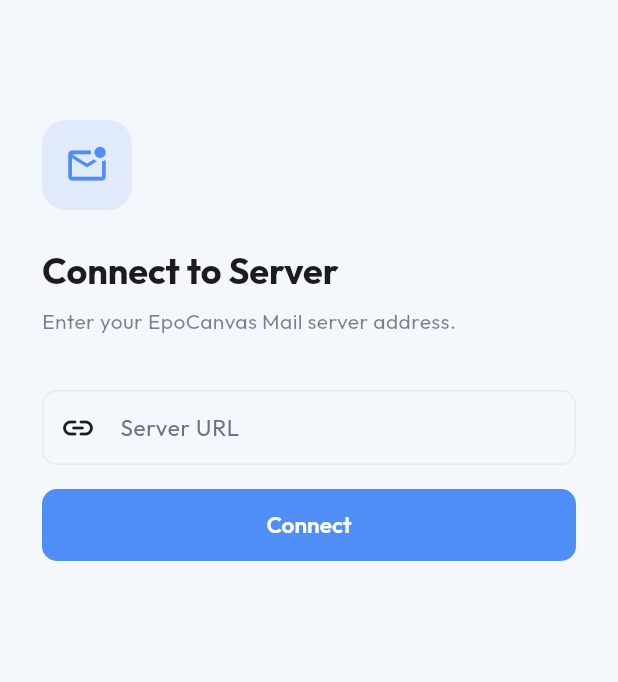
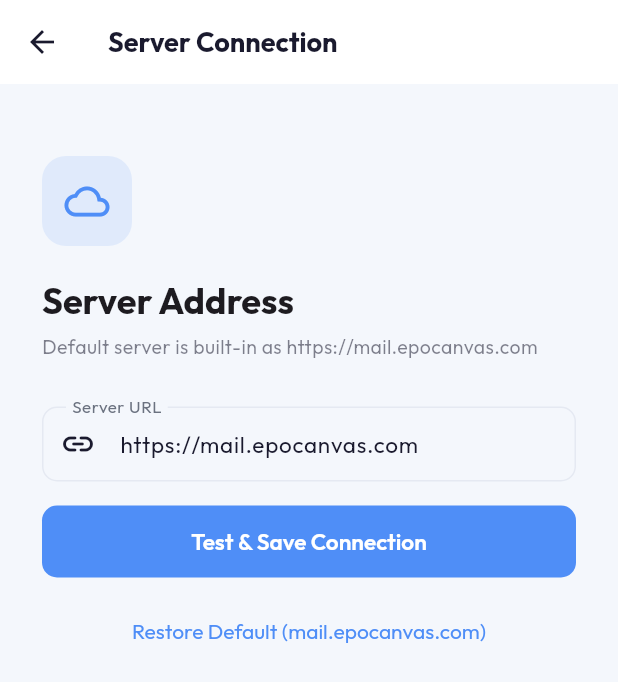
Before and after one commit to shijianus/epomail-android, a Flutter app: the ServerScreen screen opened directly, on a phone screen of 412 x 824 dp. Shown: the top 682 px of the screen. Run offline on Flutter 3.47's test engine with Material 3 defaults, Android fonts, the phone set to English and light mode, and no system bars; our stand-ins replace dio, flutter_html, google_fonts, shared_preferences; accounts and stored records are empty; network calls fail.

Commit message:
fix(api): hardcode default server https://mail.epocanvas.com and fix /api path resolution in ApiClient

```diff
--- a/lib/providers/auth_provider.dart
+++ b/lib/providers/auth_provider.dart
@@ -5,18 +5,18 @@ import '../api/auth_api.dart';
 import '../api/api_client.dart';
 import '../models/user_model.dart';
 
-enum AuthState { loading, needServer, unauthenticated, mfaRequired, authenticated }
+enum AuthState { loading, unauthenticated, mfaRequired, authenticated }
 
 class AuthProvider extends ChangeNotifier {
   AuthState _state = AuthState.loading;
   UserModel? _user;
-  String? _baseUrl;
+  String _baseUrl = ApiClient.defaultBaseUrl;
   String? _tempToken;
   Map<String, dynamic>? _serverConfig;
 
   AuthState get state => _state;
   UserModel? get user => _user;
-  String? get baseUrl => _baseUrl;
+  String get baseUrl => _baseUrl;
   String? get tempToken => _tempToken;
   Map<String, dynamic>? get serverConfig => _serverConfig;
   bool get isAuthenticated => _state == AuthState.authenticated;
@@ -27,12 +27,18 @@ class AuthProvider extends ChangeNotifier {
 
   Future<void> init() async {
     final prefs = await SharedPreferences.getInstance();
-    _baseUrl = prefs.getString('base_url') ?? '';
+    final savedUrl = prefs.getString('base_url');
+    if (savedUrl == null || savedUrl.trim().isEmpty) {
+      _baseUrl = ApiClient.defaultBaseUrl;
+      await prefs.setString('base_url', _baseUrl);
+    } else {
+      _baseUrl = savedUrl.trim();
+    }
 
-    if (_baseUrl!.isEmpty) {
-      _state = AuthState.needServer;
-      notifyListeners();
-      return;
+    try {
+      _serverConfig = await _api.websiteConfig();
+    } catch (_) {
+      // Server config fetch is non-blocking
     }
 
     final token = prefs.getString('auth_token') ?? '';
@@ -56,7 +62,12 @@ class AuthProvider extends ChangeNotifier {
   // ─── Server setup ────────────────────────────────────────────────────────
 
   Future<Map<String, dynamic>> connectServer(String url) async {
-    final cleaned = url.trim().replaceAll(RegExp(r'/+$'), '');
+    var cleaned = url.trim();
+    while (cleaned.endsWith('/')) {
+      cleaned = cleaned.substring(0, cleaned.length - 1);
+    }
+    if (cleaned.isEmpty) cleaned = ApiClient.defaultBaseUrl;
+
     final prefs = await SharedPreferences.getInstance();
     await prefs.setString('base_url', cleaned);
     _baseUrl = cleaned;
@@ -64,6 +75,7 @@ class AuthProvider extends ChangeNotifier {
 
     final config = await _api.websiteConfig();
     _serverConfig = config;
+    notifyListeners();
     return config;
   }
 
@@ -93,7 +105,9 @@ class AuthProvider extends ChangeNotifier {
   // ─── Logout ──────────────────────────────────────────────────────────────
 
   Future<void> logout() async {
-    try { await _api.logout(); } catch (_) {}
+    try {
+      await _api.logout();
+    } catch (_) {}
     final prefs = await SharedPreferences.getInstance();
     await prefs.remove('auth_token');
     _user = null;
--- a/lib/screens/auth/server_screen.dart
+++ b/lib/screens/auth/server_screen.dart
@@ -2,6 +2,7 @@ import 'package:flutter/material.dart';
 import 'package:provider/provider.dart';
 
 import '../../providers/auth_provider.dart';
+import '../../api/api_client.dart';
 import '../../theme/app_theme.dart';
 import 'login_screen.dart';
 
@@ -21,78 +22,124 @@ class _ServerScreenState extends State<ServerScreen> {
   @override
   void initState() {
     super.initState();
-    final url = context.read<AuthProvider>().baseUrl ?? '';
-    if (url.isNotEmpty) _ctrl.text = url;
+    final url = context.read<AuthProvider>().baseUrl;
+    _ctrl.text = url.isNotEmpty ? url : ApiClient.defaultBaseUrl;
   }
 
   @override
-  void dispose() { _ctrl.dispose(); super.dispose(); }
+  void dispose() {
+    _ctrl.dispose();
+    super.dispose();
+  }
 
   Future<void> _connect() async {
     final url = _ctrl.text.trim();
-    if (url.isEmpty) { setState(() => _error = 'Please enter server URL'); return; }
-    setState(() { _busy = true; _error = null; _config = null; });
+    if (url.isEmpty) {
+      setState(() => _error = 'Please enter server URL');
+      return;
+    }
+    setState(() {
+      _busy = true;
+      _error = null;
+      _config = null;
+    });
     try {
       final cfg = await context.read<AuthProvider>().connectServer(url);
-      setState(() { _config = cfg; _busy = false; });
+      setState(() {
+        _config = cfg;
+        _busy = false;
+      });
     } catch (e) {
-      setState(() { _error = 'Cannot connect. Check the URL and try again.'; _busy = false; });
+      setState(() {
+        _error = 'Cannot connect to server. Check URL or network.';
+        _busy = false;
+      });
     }
+  }
+
+  void _restoreDefault() {
+    setState(() {
+      _ctrl.text = ApiClient.defaultBaseUrl;
+      _error = null;
+    });
+    _connect();
   }
 
   @override
   Widget build(BuildContext context) {
     final scheme = Theme.of(context).colorScheme;
+    final canPop = Navigator.canPop(context);
+
     return Scaffold(
+      appBar: AppBar(
+        title: const Text('Server Connection'),
+        leading: canPop
+            ? IconButton(
+                icon: const Icon(Icons.arrow_back),
+                onPressed: () => Navigator.pop(context),
+              )
+            : null,
+      ),
       body: SafeArea(
         child: SingleChildScrollView(
           padding: const EdgeInsets.all(28),
           child: Column(
             crossAxisAlignment: CrossAxisAlignment.start,
             children: [
-              const SizedBox(height: 52),
+              const SizedBox(height: 20),
               Container(
-                width: 60, height: 60,
+                width: 60,
+                height: 60,
                 decoration: BoxDecoration(
                   color: AppTheme.blue.withOpacity(0.12),
                   borderRadius: BorderRadius.circular(16),
                 ),
-                child: const Icon(Icons.mark_email_unread_outlined, size: 30, color: AppTheme.blue),
+                child: const Icon(Icons.cloud_outlined, size: 30, color: AppTheme.blue),
               ),
-              const SizedBox(height: 24),
-              Text('Connect to Server', style: Theme.of(context).textTheme.headlineSmall?.copyWith(fontWeight: FontWeight.w700)),
-              const SizedBox(height: 8),
+              const SizedBox(height: 20),
               Text(
-                'Enter your EpoCanvas Mail server address.',
-                style: TextStyle(color: scheme.onSurface.withOpacity(0.55)),
+                'Server Address',
+                style: Theme.of(context).textTheme.headlineSmall?.copyWith(fontWeight: FontWeight.w700),
               ),
-              const SizedBox(height: 36),
-
+              const SizedBox(height: 6),
+              Text(
+                'Default server is built-in as https://mail.epocanvas.com',
+                style: TextStyle(color: scheme.onSurface.withOpacity(0.55), fontSize: 13),
+              ),
+              const SizedBox(height: 30),
               TextField(
                 controller: _ctrl,
                 keyboardType: TextInputType.url,
                 autocorrect: false,
                 decoration: InputDecoration(
                   labelText: 'Server URL',
-                  hintText: 'https://mail.example.com',
+                  hintText: 'https://mail.epocanvas.com',
                   prefixIcon: const Icon(Icons.link_rounded),
                   errorText: _error,
                 ),
                 onSubmitted: (_) => _connect(),
               ),
               const SizedBox(height: 16),
-
               SizedBox(
                 width: double.infinity,
                 child: ElevatedButton(
                   onPressed: _busy ? null : _connect,
                   child: _busy
-                      ? const SizedBox(width: 22, height: 22,
-                          child: CircularProgressIndicator(strokeWidth: 2.5, color: Colors.white))
-                      : const Text('Connect'),
+                      ? const SizedBox(
+                          width: 22,
+                          height: 22,
+                          child: CircularProgressIndicator(strokeWidth: 2.5, color: Colors.white),
+                        )
+                      : const Text('Test & Save Connection'),
                 ),
               ),
-
+              const SizedBox(height: 12),
+              Center(
+                child: TextButton(
+                  onPressed: _restoreDefault,
+                  child: const Text('Restore Default (mail.epocanvas.com)'),
+                ),
+              ),
               if (_config != null) ...[
                 const SizedBox(height: 20),
                 Container(
@@ -102,24 +149,42 @@ class _ServerScreenState extends State<ServerScreen> {
                     borderRadius: BorderRadius.circular(12),
                     border: Border.all(color: AppTheme.green.withOpacity(0.3)),
                   ),
-                  child: Row(children: [
-                    const Icon(Icons.check_circle_outline, color: AppTheme.green),
-                    const SizedBox(width: 10),
-                    Expanded(child: Column(crossAxisAlignment: CrossAxisAlignment.start, children: [
-                      Text(_config!['title']?.toString() ?? 'EpoCanvas Mail',
-                          style: const TextStyle(fontWeight: FontWeight.w700, color: AppTheme.green)),
-                      Text('Server connected successfully',
-                          style: TextStyle(fontSize: 12, color: scheme.onSurface.withOpacity(0.55))),
-                    ])),
-                  ]),
+                  child: Row(
+                    children: [
+                      const Icon(Icons.check_circle_outline, color: AppTheme.green),
+                      const SizedBox(width: 10),
+                      Expanded(
+                        child: Column(
+                          crossAxisAlignment: CrossAxisAlignment.start,
+                          children: [
+                            Text(
+                              _config!['title']?.toString() ?? 'EpoCanvas Mail',
+                              style: const TextStyle(fontWeight: FontWeight.w700, color: AppTheme.green),
+                            ),
+                            Text(
+                              'Connected successfully',
+                              style: TextStyle(fontSize: 12, color: scheme.onSurface.withOpacity(0.55)),
+                            ),
+                          ],
+                        ),
+                      ),
+                    ],
+                  ),
                 ),
                 const SizedBox(height: 14),
                 SizedBox(
                   width: double.infinity,
                   child: ElevatedButton(
-                    onPressed: () => Navigator.of(context).pushReplacement(
-                      MaterialPageRoute(builder: (_) => const LoginScreen())),
-                    child: const Text('Continue to Login'),
+                    onPressed: () {
+                      if (canPop) {
+                        Navigator.pop(context);
+                      } else {
+                        Navigator.of(context).pushReplacement(
+                          MaterialPageRoute(builder: (_) => const LoginScreen()),
+                        );
+                      }
+                    },
+                    child: const Text('Continue'),
                   ),
                 ),
               ],
--- a/lib/screens/settings/settings_screen.dart
+++ b/lib/screens/settings/settings_screen.dart
@@ -150,7 +150,7 @@ class SettingsScreen extends StatelessWidget {
             child: ListTile(
               leading: const Icon(Icons.cloud_outlined, color: AppTheme.blue),
               title: const Text('Server URL'),
-              subtitle: Text(auth.baseUrl ?? '—'),
+              subtitle: Text(auth.baseUrl.isNotEmpty ? auth.baseUrl : '—'),
               trailing: const Icon(Icons.chevron_right, size: 20),
               onTap: () {
                 Navigator.of(context).push(
```
Also changed, not shown: lib/api/api_client.dart (+41 -13 lines), lib/screens/auth/login_screen.dart (+24 -13 lines), lib/screens/auth/splash_screen.dart (+6 -15 lines).
